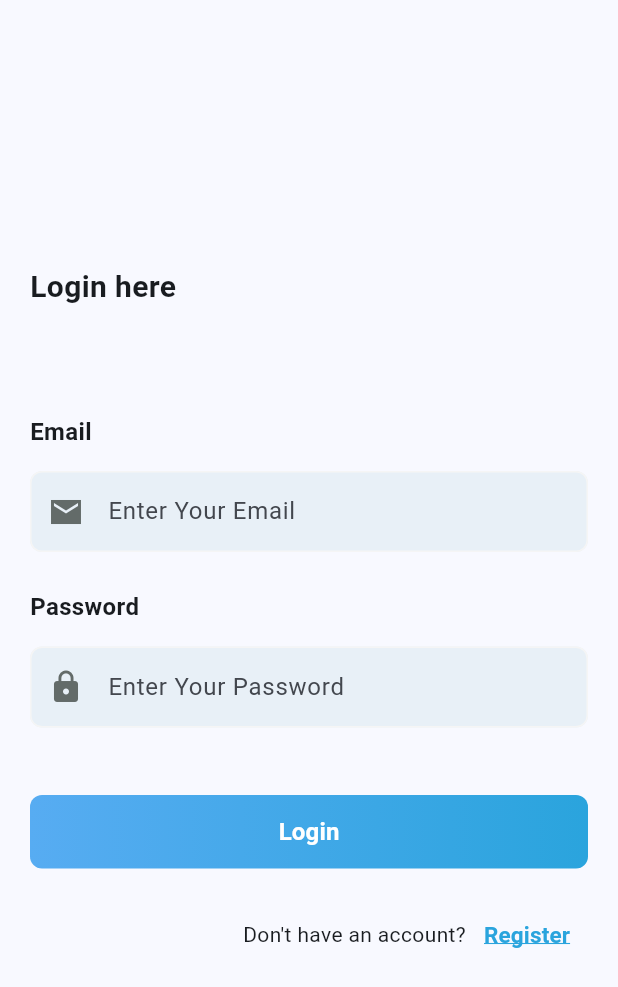
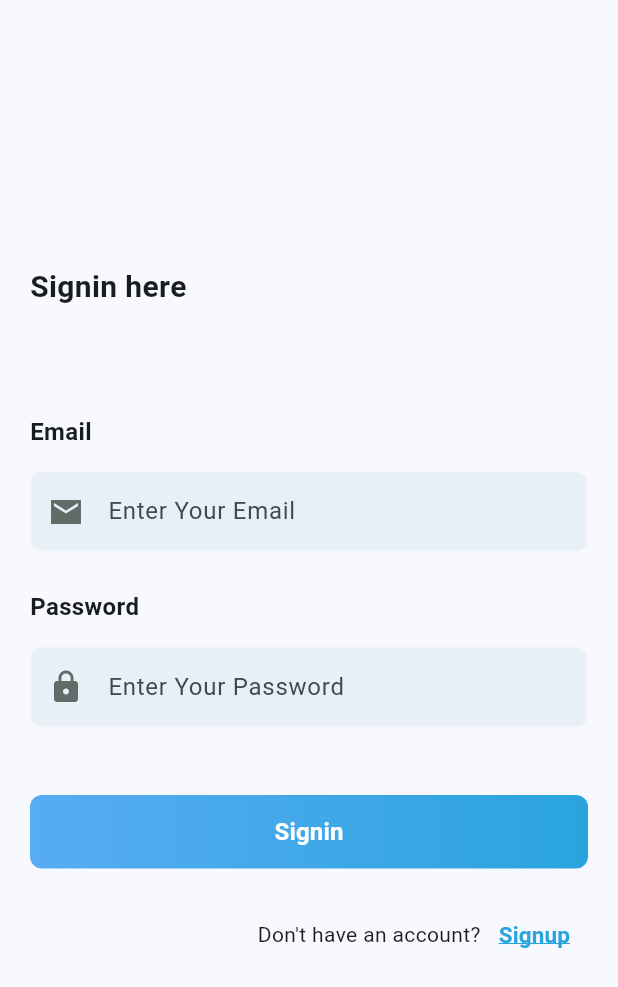
Before and after one commit to masshariharan/invoice-generator, a Flutter app: the screen it shows after launch, on a phone screen of 412 x 824 dp. Shown: the top 987 px of the screen. Run offline on Flutter 3.47's test engine with Material 3 defaults, Android fonts, the phone set to English and light mode, and no system bars; our stand-ins replace cloud_firestore, firebase_auth, firebase_core, logger, pdf; missing offline and left inert: flutter_email_sender, syncfusion_flutter_pdfviewer; accounts and stored records are empty.

Commit message:
did some changes

```diff
--- a/lib/screen/signin_screen.dart
+++ b/lib/screen/signin_screen.dart
@@ -29,7 +29,7 @@ class _SigninScreenState extends State<SigninScreen> {
                 child: ListView(
                   shrinkWrap: true,
                   children: [
-                    const HeadingText(text: "Login here"),
+                    const HeadingText(text: "Signin here"),
                     const SizedBox(
                       height: 70,
                     ),
@@ -72,8 +72,10 @@ class _SigninScreenState extends State<SigninScreen> {
                         width: double.infinity,
                         child: ReUsableElevatedButton(
                           child: controller.loaderSignin
-                              ? const CircularProgressIndicator(color: AppColors.white,)
-                              : const ButtonText(text: "Login"),
+                              ? const CircularProgressIndicator(
+                                  color: AppColors.white,
+                                )
+                              : const ButtonText(text: "Signin"),
                           onPressed: () => controller.signin(context),
                         ),
                       ),
@@ -86,15 +88,10 @@ class _SigninScreenState extends State<SigninScreen> {
                       children: [
                         const Text("Don't have an account?"),
                         TextButton(
-                          onPressed: () {
-                            Navigator.push(
-                              context,
-                              MaterialPageRoute(
-                                  builder: (context) => const SignupScreen()),
-                            );
-                          },
+                          onPressed: () =>
+                              controller.navigateToSignupScreen(context),
                           child: const Text(
-                            "Register",
+                            "Signup",
                             style: TextStyle(
                                 decoration: TextDecoration.underline,
                                 decorationColor: AppColors.blue,
--- a/lib/screen/signup_screen.dart
+++ b/lib/screen/signup_screen.dart
@@ -88,7 +88,7 @@ class _SignupScreenState extends State<SignupScreen> {
                               ? const CircularProgressIndicator(
                                   color: AppColors.white,
                                 )
-                              : const ButtonText(text: "Register"),
+                              : const ButtonText(text: "Signup"),
                           onPressed: () => controller.signup(context),
                         ),
                       ),
@@ -101,13 +101,8 @@ class _SignupScreenState extends State<SignupScreen> {
                       children: [
                         const Text("Already have an account?"),
                         TextButton(
-                          onPressed: () {
-                            Navigator.push(
-                              context,
-                              MaterialPageRoute(
-                                  builder: (context) => const SigninScreen()),
-                            );
-                          },
+                          onPressed: () =>
+                              controller.navigateToSigninScreen(context),
                           child: const Text(
                             "Signin",
                             style: TextStyle(
```
Also changed, not shown: lib/controller.dart/auth_controller.dart (+23 -7 lines), lib/controller.dart/invoice_controller.dart (+11 -9 lines).
